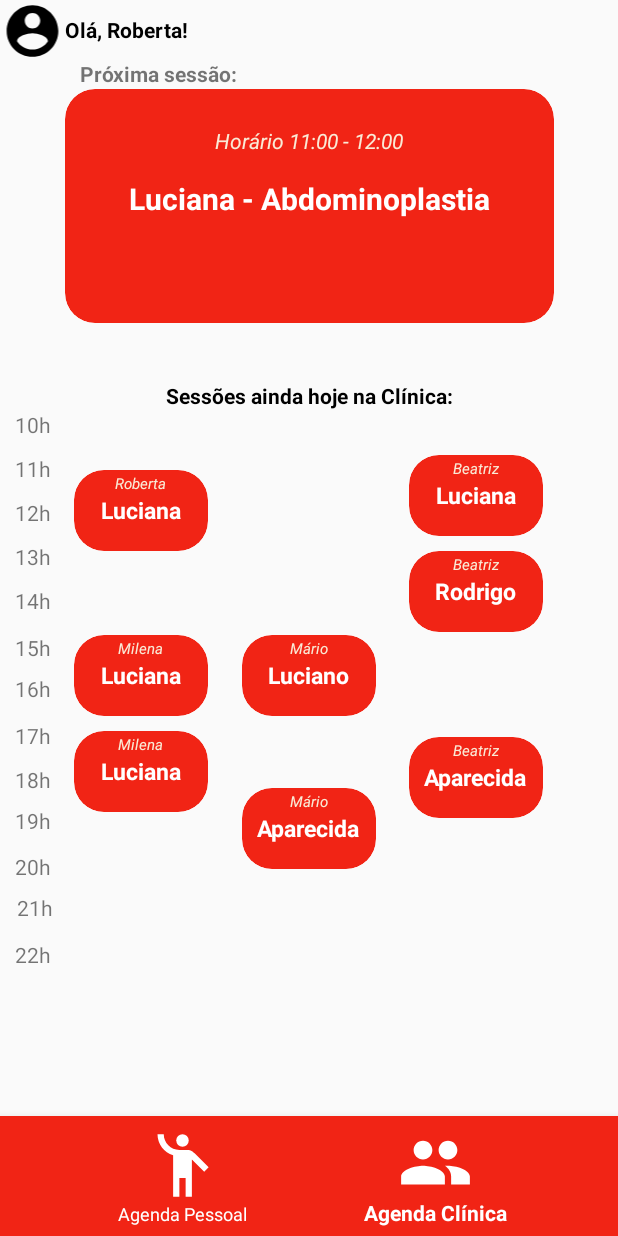
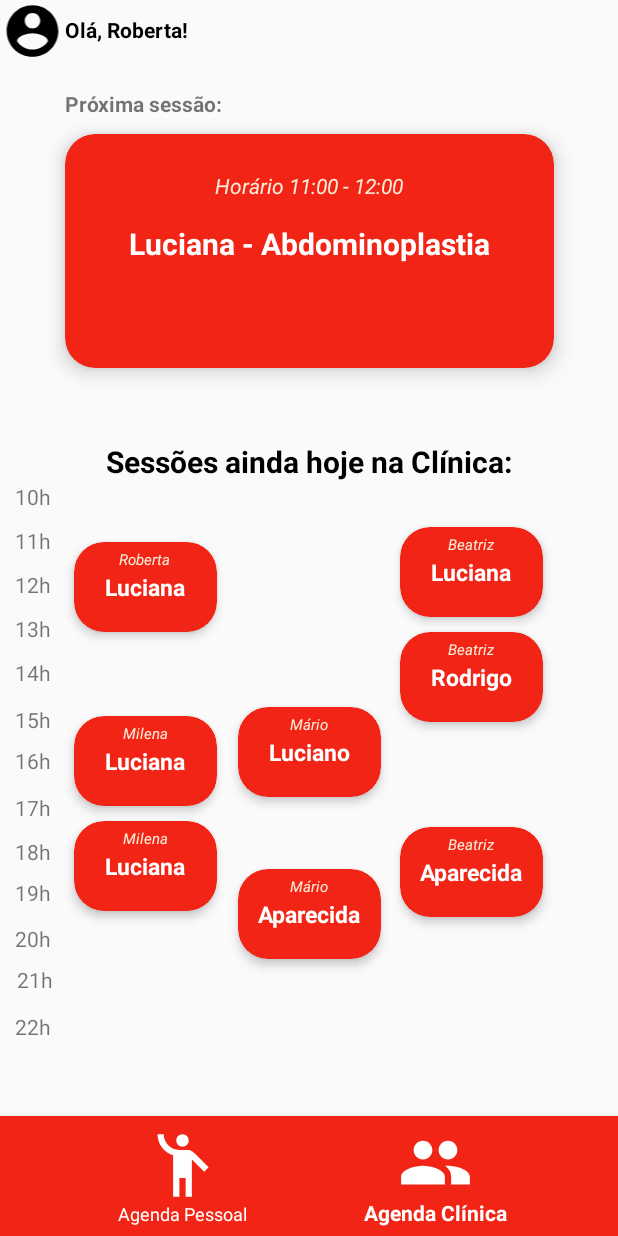
Before and after one commit to vct-h-dias/InoviaApp, an Android app: the Agenda screen opened directly, with no data from a screen before it, item 2 of the bottom bar chosen, on a phone screen of 412 x 824 dp. Run offline under Robolectric (Android 15) with nearby library versions, the phone set to English and light mode, and no system bars.

Commit message:
pequenas mudanças nos cards do app

```diff
--- a/app/src/main/res/layout/activity_agenda.xml
+++ b/app/src/main/res/layout/activity_agenda.xml
@@ -34,6 +34,7 @@
 
 
     <ImageView
+
         android:id="@+id/imageView2"
         android:layout_width="43dp"
         android:layout_height="41dp"
@@ -61,29 +62,30 @@
         />
 
     <TextView
+        android:layout_marginTop="20dp"
         android:id="@+id/textView17"
         android:layout_width="wrap_content"
         android:layout_height="wrap_content"
         android:layout_below="@+id/textView1"
         android:layout_toEndOf="@+id/imageView2"
-        android:padding="10dp"
+        android:paddingTop="10dp"
         android:text="@string/pr_xima_sess_o"
         android:textStyle="bold"
 
         />
 
     <androidx.cardview.widget.CardView
+
         android:id="@+id/cardViewP"
         android:layout_width="326dp"
         android:layout_height="156dp"
         android:layout_below="@+id/textView1"
-        android:layout_marginTop="30dp"
+        android:layout_marginTop="60dp"
         android:layout_marginBottom="490dp"
         android:layout_toEndOf="@+id/imageView2"
-        android:padding="10dp"
         app:cardBackgroundColor="@color/colorPrimary"
         app:cardCornerRadius="20sp"
-        app:cardElevation="0dp" >
+        app:cardElevation="8dp">
 
         <TextView
             android:id="@+id/info_text"
--- a/app/src/main/res/layout/activity_finalizar.xml
+++ b/app/src/main/res/layout/activity_finalizar.xml
@@ -19,7 +19,7 @@
 
         app:cardBackgroundColor="@color/colorPrimary"
         app:cardCornerRadius="20sp"
-        app:cardElevation="0dp"
+        app:cardElevation="8dp"
         app:layout_constraintBottom_toBottomOf="parent"
         app:layout_constraintEnd_toEndOf="parent"
         app:layout_constraintStart_toStartOf="parent"
--- a/app/src/main/res/layout/activity_infos.xml
+++ b/app/src/main/res/layout/activity_infos.xml
@@ -14,7 +14,7 @@
         android:padding="10dp"
         app:cardBackgroundColor="@color/colorPrimary"
         app:cardCornerRadius="20sp"
-        app:cardElevation="0dp"
+        app:cardElevation="8dp"
         app:layout_constraintEnd_toEndOf="parent"
         app:layout_constraintStart_toStartOf="parent"
         app:layout_constraintTop_toBottomOf="@+id/cardView1">
@@ -83,7 +83,7 @@
         android:padding="10dp"
         app:cardBackgroundColor="@color/colorPrimary"
         app:cardCornerRadius="20sp"
-        app:cardElevation="0dp"
+        app:cardElevation="8dp"
         app:layout_constraintEnd_toEndOf="parent"
         app:layout_constraintStart_toStartOf="parent"
         app:layout_constraintTop_toTopOf="parent" >
--- a/app/src/main/res/layout/activity_main.xml
+++ b/app/src/main/res/layout/activity_main.xml
@@ -75,12 +75,11 @@
         android:id="@+id/bt1"
         android:layout_width="366dp"
         android:layout_height="53dp"
-        android:layout_marginTop="120dp"
+        android:layout_marginBottom="70dp"
         android:text="@string/entrar"
         app:backgroundTint="#FF0101"
         app:layout_constraintBottom_toBottomOf="parent"
         app:layout_constraintEnd_toEndOf="parent"
-        app:layout_constraintStart_toStartOf="parent"
-        app:layout_constraintTop_toBottomOf="@+id/pass" />
+        app:layout_constraintStart_toStartOf="parent" />
 
 </androidx.constraintlayout.widget.ConstraintLayout>
--- a/app/src/main/res/layout/activity_paciente.xml
+++ b/app/src/main/res/layout/activity_paciente.xml
@@ -31,7 +31,7 @@
 
         app:cardBackgroundColor="@color/colorPrimary"
         app:cardCornerRadius="20sp"
-        app:cardElevation="0dp"
+        app:cardElevation="8dp"
         app:layout_constraintBottom_toBottomOf="parent"
         app:layout_constraintEnd_toEndOf="parent"
         app:layout_constraintStart_toStartOf="parent"
--- a/app/src/main/res/layout/fragment_clinica.xml
+++ b/app/src/main/res/layout/fragment_clinica.xml
@@ -9,14 +9,14 @@
 
     <androidx.cardview.widget.CardView
         android:id="@+id/cardView2"
-        android:layout_width="89dp"
-        android:layout_height="54dp"
+        android:layout_width="95dp"
+        android:layout_height="60dp"
         android:layout_marginStart="15dp"
         android:layout_marginTop="40dp"
         android:padding="10dp"
         app:cardBackgroundColor="@color/colorPrimary"
         app:cardCornerRadius="20sp"
-        app:cardElevation="0dp"
+        app:cardElevation="4dp"
         app:layout_constraintStart_toEndOf="@+id/textView11"
         app:layout_constraintTop_toBottomOf="@+id/textView2" >
 
@@ -46,14 +46,14 @@
 
     <androidx.cardview.widget.CardView
         android:id="@+id/cardView3"
-        android:layout_width="89dp"
-        android:layout_height="54dp"
+        android:layout_width="95dp"
+        android:layout_height="60dp"
         android:layout_marginStart="15dp"
         android:layout_marginTop="56dp"
         android:padding="10dp"
         app:cardBackgroundColor="@color/colorPrimary"
         app:cardCornerRadius="20sp"
-        app:cardElevation="0dp"
+        app:cardElevation="4dp"
         app:layout_constraintStart_toEndOf="@+id/textView4"
         app:layout_constraintTop_toBottomOf="@+id/cardView2">
 
@@ -83,14 +83,14 @@
 
     <androidx.cardview.widget.CardView
         android:id="@+id/cardView4"
-        android:layout_width="89dp"
-        android:layout_height="54dp"
+        android:layout_width="95dp"
+        android:layout_height="60dp"
         android:layout_marginStart="15dp"
         android:layout_marginTop="10dp"
         android:padding="10dp"
         app:cardBackgroundColor="@color/colorPrimary"
         app:cardCornerRadius="20sp"
-        app:cardElevation="0dp"
+        app:cardElevation="4dp"
         app:layout_constraintStart_toEndOf="@+id/textView7"
         app:layout_constraintTop_toBottomOf="@+id/cardView3" >
 
@@ -120,13 +120,13 @@
 
     <androidx.cardview.widget.CardView
         android:id="@+id/cardView5"
-        android:layout_width="89dp"
-        android:layout_height="54dp"
+        android:layout_width="95dp"
+        android:layout_height="60dp"
         android:layout_marginTop="150dp"
         android:padding="10dp"
         app:cardBackgroundColor="@color/colorPrimary"
         app:cardCornerRadius="20sp"
-        app:cardElevation="0dp"
+        app:cardElevation="4dp"
         app:layout_constraintEnd_toEndOf="parent"
         app:layout_constraintStart_toStartOf="parent"
         app:layout_constraintTop_toBottomOf="@+id/textView2"
@@ -157,13 +157,13 @@
 
     <androidx.cardview.widget.CardView
         android:id="@+id/cardView6"
-        android:layout_width="89dp"
-        android:layout_height="54dp"
+        android:layout_width="95dp"
+        android:layout_height="60dp"
         android:layout_marginTop="48dp"
         android:padding="10dp"
         app:cardBackgroundColor="@color/colorPrimary"
         app:cardCornerRadius="20sp"
-        app:cardElevation="0dp"
+        app:cardElevation="4dp"
         app:layout_constraintEnd_toEndOf="parent"
         app:layout_constraintStart_toStartOf="parent"
         app:layout_constraintTop_toBottomOf="@+id/cardView5"
@@ -194,14 +194,14 @@
 
     <androidx.cardview.widget.CardView
         android:id="@+id/cardView7"
-        android:layout_width="89dp"
-        android:layout_height="54dp"
+        android:layout_width="95dp"
+        android:layout_height="60dp"
         android:layout_marginTop="70dp"
         android:layout_marginEnd="50dp"
         android:padding="10dp"
         app:cardBackgroundColor="@color/colorPrimary"
         app:cardCornerRadius="20sp"
-        app:cardElevation="0dp"
+        app:cardElevation="4dp"
         app:layout_constraintEnd_toEndOf="parent"
         app:layout_constraintTop_toBottomOf="@+id/cardVie8"
         tools:ignore="MissingConstraints" >
@@ -231,14 +231,14 @@
 
     <androidx.cardview.widget.CardView
         android:id="@+id/cardVie8"
-        android:layout_width="89dp"
-        android:layout_height="54dp"
+        android:layout_width="95dp"
+        android:layout_height="60dp"
         android:layout_marginTop="10dp"
         android:layout_marginEnd="50dp"
         android:padding="10dp"
         app:cardBackgroundColor="@color/colorPrimary"
         app:cardCornerRadius="20sp"
-        app:cardElevation="0dp"
+        app:cardElevation="4dp"
         app:layout_constraintEnd_toEndOf="parent"
         app:layout_constraintTop_toBottomOf="@+id/cardView9"
         tools:ignore="MissingConstraints" >
@@ -268,14 +268,14 @@
 
     <androidx.cardview.widget.CardView
         android:id="@+id/cardView9"
-        android:layout_width="89dp"
-        android:layout_height="54dp"
+        android:layout_width="95dp"
+        android:layout_height="60dp"
         android:layout_marginTop="30dp"
         android:layout_marginEnd="50dp"
         android:padding="10dp"
         app:cardBackgroundColor="@color/colorPrimary"
         app:cardCornerRadius="20sp"
-        app:cardElevation="0dp"
+        app:cardElevation="4dp"
         app:layout_constraintEnd_toEndOf="parent"
         app:layout_constraintTop_toBottomOf="@+id/textView2"
         tools:ignore="MissingConstraints" >
@@ -466,9 +466,10 @@
         android:id="@+id/textView2"
         android:layout_width="wrap_content"
         android:layout_height="wrap_content"
-        android:layout_marginTop="10dp"
+        android:layout_marginTop="50dp"
         android:text="@string/sess_es_ainda_hoje_na_cl_nica"
         android:textColor="#000000"
+        android:textSize="20sp"
         android:textStyle="bold"
         app:layout_constraintBottom_toBottomOf="parent"
         app:layout_constraintEnd_toEndOf="parent"
```
Also changed, not shown: app/src/main/res/layout/fragment_pessoal.xml (+11 -10 lines).
